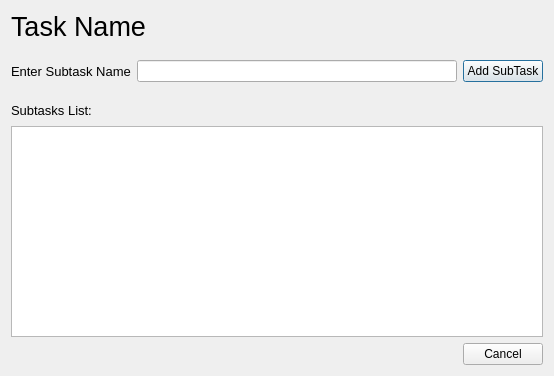
Above: ui/subtasks.ui from VicMbugua/TaskManagementSystem before the change. Below: the same form after it.
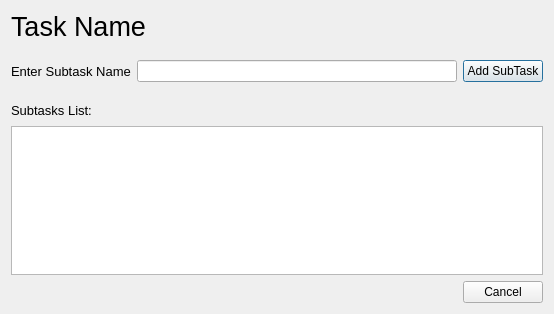
That is the form after the change.

```diff
--- a/ui/subtasks.ui
+++ b/ui/subtasks.ui
@@ -7,7 +7,7 @@
     <x>0</x>
     <y>0</y>
     <width>554</width>
-    <height>376</height>
+    <height>314</height>
    </rect>
   </property>
   <property name="windowTitle">
```
Left out of the diff: 6 changed lines with no effect on the pictures.
